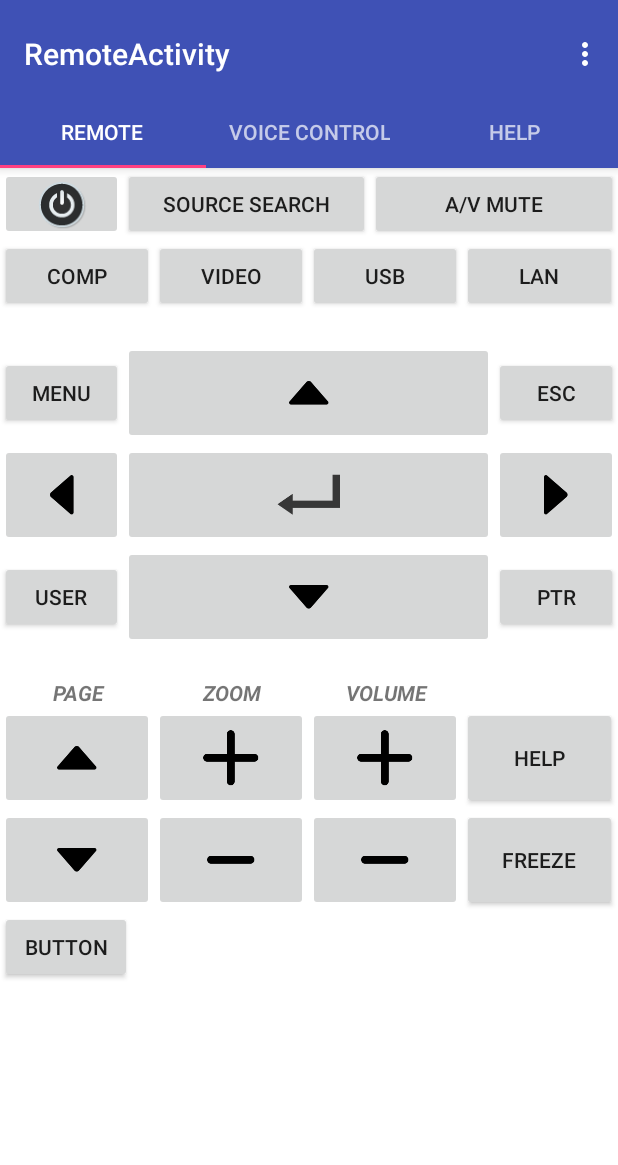
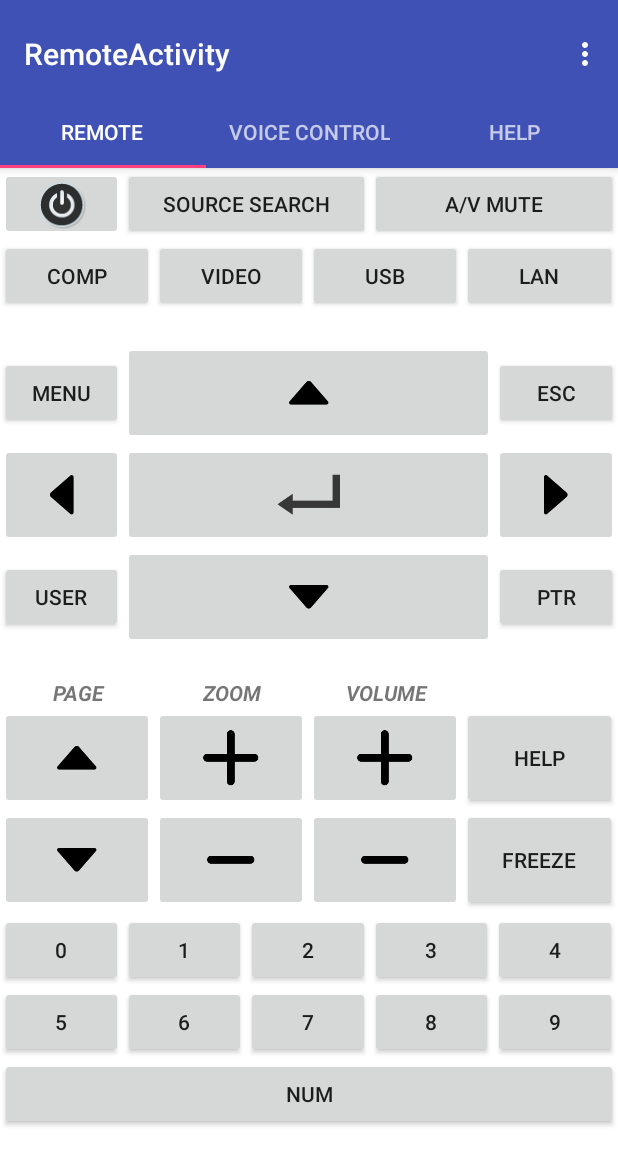
Before and after one commit to akhilanil/EPSON, an Android app: the screen it shows after launch (RemoteActivity), on a phone screen of 412 x 824 dp. Shown: the top 1165 px of the screen. Run offline under Robolectric (Android 15) with nearby library versions, the phone set to English and light mode, and no system bars.

Commit message:
COMPLTED REMOTE LAYOUT

```diff
--- a/app/src/main/res/layout/fragment_hand.xml
+++ b/app/src/main/res/layout/fragment_hand.xml
@@ -1,24 +1,23 @@
-<FrameLayout xmlns:android="http://schemas.android.com/apk/res/android"
-    xmlns:app="http://schemas.android.com/apk/res-auto"
-    xmlns:tools="http://schemas.android.com/tools"
-    android:layout_width="match_parent"
-    android:layout_height="match_parent"
-    tools:context="com.example.akhil.epson.HandFragment"
-    android:background="@android:color/background_light">
-
-
-    <ScrollView
-        android:layout_width="match_parent"
-        android:layout_height="match_parent"
-        android:fillViewport="true">
+<?xml version="1.0" encoding="utf-8"?>
 
         <LinearLayout
+            xmlns:android="http://schemas.android.com/apk/res/android"
+            xmlns:app="http://schemas.android.com/apk/res-auto"
+            xmlns:tools="http://schemas.android.com/tools"
+
+            tools:context="com.example.akhil.epson.HandFragment"
+            android:background="@android:color/background_light"
+            android:layout_height="wrap_content"
             android:layout_width="match_parent"
-            android:layout_height="match_parent">
+            android:orientation="vertical"
+            android:weightSum="1">
 
-        <RelativeLayout
-            android:layout_width="match_parent"
-            android:layout_height="match_parent">
+            <android.support.v4.widget.NestedScrollView
+                android:layout_width="match_parent"
+                android:layout_height="match_parent"
+                android:layout_weight="1"
+                android:fillViewport="true"
+                app:layout_behavior="@string/appbar_scrolling_view_behavior">
 
             <TableLayout
                 android:layout_width="match_parent"
@@ -26,8 +25,8 @@
                 android:scrollbars="vertical">
 
                 <TableRow
-                    android:layout_width="wrap_content"
-                    android:layout_height="match_parent"
+                    android:layout_width="match_parent"
+                    android:layout_height="wrap_content"
                     android:weightSum="1.0">
 
                     <ImageButton
@@ -54,7 +53,7 @@
 
                 <TableRow
                     android:layout_width="match_parent"
-                    android:layout_height="match_parent"
+                    android:layout_height="wrap_content"
                     android:weightSum="0.8">
 
                     <Button
@@ -88,7 +87,7 @@
 
                 <TableRow
                     android:layout_width="match_parent"
-                    android:layout_height="match_parent"
+                    android:layout_height="wrap_content"
                     android:weightSum="1"
                     android:gravity="center_horizontal|center_vertical"
                     android:paddingTop="20dp">
@@ -120,7 +119,7 @@
 
                 <TableRow
                     android:layout_width="match_parent"
-                    android:layout_height="match_parent"
+                    android:layout_height="wrap_content"
                     android:weightSum="1">
 
                     <ImageButton
@@ -148,7 +147,7 @@
 
                 <TableRow
                     android:layout_width="match_parent"
-                    android:layout_height="match_parent"
+                    android:layout_height="wrap_content"
                     android:weightSum="1"
                     android:gravity="center_horizontal|center_vertical"
                     android:paddingBottom="20dp">
@@ -177,7 +176,7 @@
 
                 <TableRow
                     android:layout_width="match_parent"
-                    android:layout_height="match_parent"
+                    android:layout_height="wrap_content"
                     android:weightSum="0.8">
 
                     <TextView
@@ -212,7 +211,7 @@
 
                 <TableRow
                     android:layout_width="match_parent"
-                    android:layout_height="match_parent"
+                    android:layout_height="wrap_content"
                     android:weightSum="0.8">
 
                     <ImageButton
@@ -248,8 +247,9 @@
 
                 <TableRow
                     android:layout_width="match_parent"
-                    android:layout_height="match_parent"
-                    android:weightSum="0.8">
+                    android:layout_height="wrap_content"
+                    android:weightSum="0.8"
+                    android:paddingBottom="2dp">
 
                     <ImageButton
                         android:layout_width="0dp"
@@ -278,21 +278,104 @@
                         android:layout_weight="0.2"
                         android:layout_height="match_parent"
                         android:id="@+id/freeze" />
+
+                </TableRow>
+
+                <TableRow
+                    android:layout_width="match_parent"
+                    android:layout_height="wrap_content"
+                    android:weightSum="1"
+                    >
+
+                    <Button
+                        android:text="0"
+                        android:layout_width="0dp"
+                        android:layout_height="wrap_content"
+                        android:layout_weight="0.2"
+                        android:id="@+id/num0" />
+                    <Button
+                        android:text="1"
+                        android:layout_width="0dp"
+                        android:layout_height="wrap_content"
+                        android:layout_weight="0.2"
+                        android:id="@+id/num1" />
+                    <Button
+                        android:text="2"
+                        android:layout_width="0dp"
+                        android:layout_height="wrap_content"
+                        android:layout_weight="0.2"
+                        android:id="@+id/num2" />
+                    <Button
+                        android:text="3"
+                        android:layout_width="0dp"
+                        android:layout_height="wrap_content"
+                        android:layout_weight="0.2"
+                        android:id="@+id/num3" />
+                    <Button
+                        android:text="4"
+                        android:layout_width="0dp"
+                        android:layout_height="wrap_content"
+                        android:layout_weight="0.2"
+                        android:id="@+id/num4" />
+
+                </TableRow>
+
+                <TableRow
+                    android:layout_width="match_parent"
+                    android:layout_height="wrap_content"
+                    android:weightSum="1">
+
+                    <Button
+                        android:text="5"
+                        android:layout_width="0dp"
+                        android:layout_height="wrap_content"
+                        android:layout_weight="0.2"
+                        android:id="@+id/num5" />
+                    <Button
+                        android:text="6"
+                        android:layout_width="0dp"
+                        android:layout_height="wrap_content"
+                        android:layout_weight="0.2"
+                        android:id="@+id/num6" />
+                    <Button
+                        android:text="7"
+                        android:layout_width="0dp"
+                        android:layout_height="wrap_content"
+                        android:layout_weight="0.2"
+                        android:id="@+id/num7" />
+                    <Button
+                        android:text="8"
+                        android:layout_width="0dp"
+                        android:layout_height="wrap_content"
+                        android:layout_weight="0.2"
+                        android:id="@+id/num8" />
+                    <Button
+                        android:text="9"
+                        android:layout_width="0dp"
+                        android:layout_height="wrap_content"
+                        android:layout_weight="0.2"
+                        android:id="@+id/num9" />
+
+                </TableRow>
+
+
+                <TableRow
+                    android:layout_width="match_parent"
+                    android:layout_height="match_parent"
+                    android:weightSum="1">
+
+                    <Button
+                        android:text="NUM"
+                        android:layout_width="0dp"
+                        android:layout_weight="1"
+                        android:layout_height="wrap_content"
+                        android:id="@+id/num" />
                 </TableRow>
 
                 <TableRow
                     android:layout_width="match_parent"
                     android:layout_height="match_parent" >
-
-                    <Button
-                        android:text="Button"
-                        android:layout_width="wrap_content"
-                        android:layout_height="wrap_content"
-                        android:id="@+id/button7" />
                 </TableRow>
-
             </TableLayout>
-        </RelativeLayout>
+            </android.support.v4.widget.NestedScrollView>
         </LinearLayout>
-    </ScrollView>
-</FrameLayout>
```
